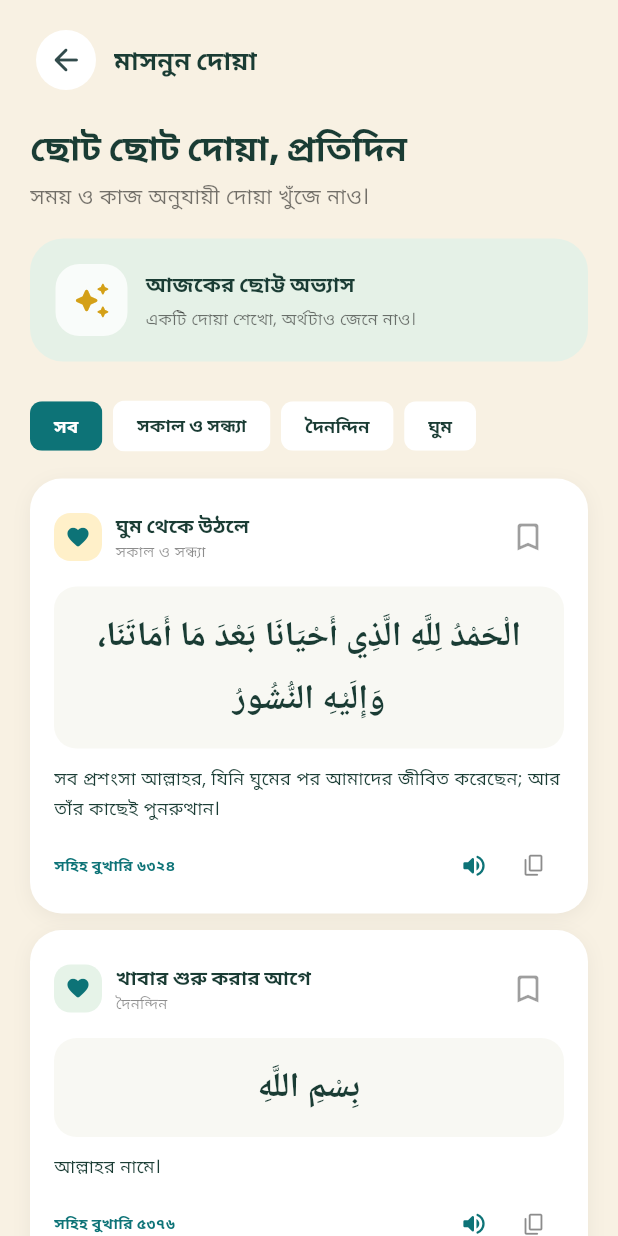
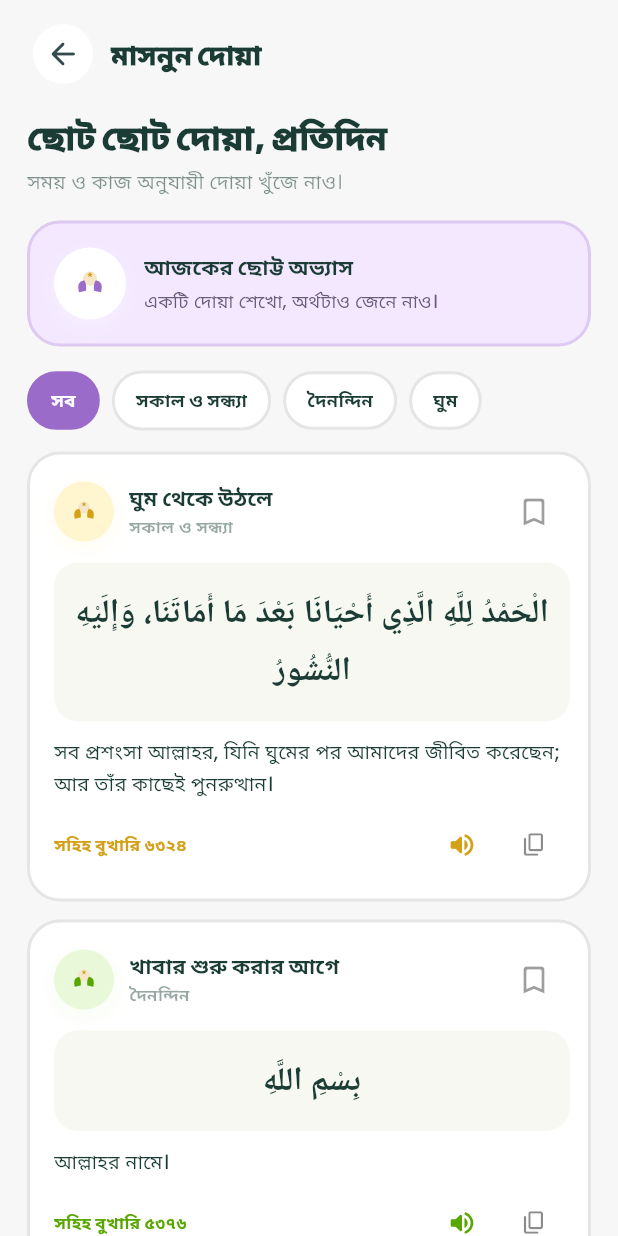
Before and after one commit to mansur00/LittleMuslim, a Flutter app: the DuasScreen screen opened directly, on a phone screen of 412 x 824 dp. Run offline on Flutter 3.47's test engine with Material 3 defaults, Android fonts, the phone set to English and light mode, and no system bars; our stand-ins replace audioplayers, flutter_animate, flutter_tts, google_fonts, shared_preferences, smooth_page_indicator and 1 more; accounts and stored records are empty.

Commit message:
Polish Duas screen with vector icons and Duolingo-style cards

```diff
--- a/lib/screens/duas/duas_screen.dart
+++ b/lib/screens/duas/duas_screen.dart
@@ -2,18 +2,21 @@ import 'package:flutter/material.dart';
 import 'package:flutter/services.dart';
 
 import '../../theme/app_theme.dart';
+import '../../widgets/vector_icons.dart';
 
 class _DuaEntry {
-  const _DuaEntry(
-      {required this.id,
+  const _DuaEntry({
+    required this.id,
     required this.title,
     required this.category,
     required this.arabic,
     required this.meaning,
     required this.reference,
-      required this.color});
+    required this.color,
+    required this.accent,
+  });
   final String id, title, category, arabic, meaning, reference;
-  final Color color;
+  final Color color, accent;
 }
 
 class DuasScreen extends StatefulWidget {
@@ -35,7 +38,8 @@ class _DuasScreenState extends State<DuasScreen> {
       meaning:
           'সব প্রশংসা আল্লাহর, যিনি ঘুমের পর আমাদের জীবিত করেছেন; আর তাঁর কাছেই পুনরুত্থান।',
       reference: 'সহিহ বুখারি ৬৩২৪',
-      color: Color(0xFFFFF0C9),
+      color: Color(0xFFFFF6D0),
+      accent: Color(0xFFD4A017),
     ),
     _DuaEntry(
       id: 'food',
@@ -44,7 +48,8 @@ class _DuasScreenState extends State<DuasScreen> {
       arabic: 'بِسْمِ اللَّهِ',
       meaning: 'আল্লাহর নামে।',
       reference: 'সহিহ বুখারি ৫৩৭৬',
-      color: Color(0xFFE6F3E8),
+      color: Color(0xFFE8F8D8),
+      accent: Color(0xFF58A700),
     ),
     _DuaEntry(
       id: 'sleep',
@@ -53,7 +58,8 @@ class _DuasScreenState extends State<DuasScreen> {
       arabic: 'بِاسْمِكَ اللَّهُمَّ أَمُوتُ وَأَحْيَا',
       meaning: 'হে আল্লাহ, আপনার নামেই আমি মরি এবং বাঁচি।',
       reference: 'সহিহ বুখারি ৬৩২৪',
-      color: Color(0xFFE8E8F7),
+      color: Color(0xFFF3E8FF),
+      accent: Color(0xFF9B6BC9),
     ),
     _DuaEntry(
       id: 'restroom',
@@ -62,7 +68,8 @@ class _DuasScreenState extends State<DuasScreen> {
       arabic: 'اللَّهُمَّ إِنِّي أَعُوذُ بِكَ مِنَ الْخُبُثِ وَالْخَبَائِثِ',
       meaning: 'হে আল্লাহ, আমি আপনার কাছে আল-খুবুথ ও আল-খাবাইথ থেকে আশ্রয় চাই।',
       reference: 'সহিহ বুখারি ৬৩২২',
-      color: Color(0xFFE5F1F8),
+      color: Color(0xFFDCEBFF),
+      accent: Color(0xFF3B82C4),
     ),
   ];
 
@@ -79,56 +86,139 @@ class _DuasScreenState extends State<DuasScreen> {
         .toList();
 
     return Scaffold(
-      backgroundColor: AppTheme.cream,
+      backgroundColor: const Color(0xFFF7F7F7),
       body: SafeArea(
         child: Center(
           child: ConstrainedBox(
             constraints: const BoxConstraints(maxWidth: 980),
             child: CustomScrollView(
+              physics: const BouncingScrollPhysics(),
               slivers: [
                 SliverPadding(
                   padding: EdgeInsets.fromLTRB(
-                      tablet ? 36 : 20, 16, tablet ? 36 : 20, 28),
+                      tablet ? 36 : 18, 12, tablet ? 36 : 18, 28),
                   sliver: SliverList(
                     delegate: SliverChildListDelegate([
-                      _DuaHeader(onBack: () => Navigator.pop(context)),
-                      const SizedBox(height: 18),
-                      const Text('ছোট ছোট দোয়া, প্রতিদিন',
+                      Row(children: [
+                        IconButton.filledTonal(
+                          onPressed: () => Navigator.pop(context),
+                          icon: const Icon(Icons.arrow_back_rounded),
+                          style: IconButton.styleFrom(
+                              backgroundColor: Colors.white),
+                        ),
+                        const SizedBox(width: 8),
+                        const Text(
+                          'মাসনুন দোয়া',
                           style: TextStyle(
                             color: AppTheme.darkText,
-                              fontSize: 23,
-                              fontWeight: FontWeight.w800)),
-                      const SizedBox(height: 5),
-                      const Text('সময় ও কাজ অনুযায়ী দোয়া খুঁজে নাও।',
-                          style:
-                              TextStyle(color: Colors.black54, fontSize: 14)),
-                      const SizedBox(height: 17),
-                      const _DuaBanner(),
-                      const SizedBox(height: 19),
+                            fontWeight: FontWeight.w900,
+                            fontSize: 18,
+                          ),
+                        ),
+                      ]),
+                      const SizedBox(height: 16),
+                      const Text(
+                        'ছোট ছোট দোয়া, প্রতিদিন',
+                        style: TextStyle(
+                          color: AppTheme.darkText,
+                          fontSize: 22,
+                          fontWeight: FontWeight.w900,
+                        ),
+                      ),
+                      const SizedBox(height: 4),
+                      Text(
+                        'সময় ও কাজ অনুযায়ী দোয়া খুঁজে নাও।',
+                        style: TextStyle(
+                          color: AppTheme.darkText.withValues(alpha: 0.55),
+                          fontSize: 13,
+                        ),
+                      ),
+                      const SizedBox(height: 16),
+                      Container(
+                        padding: const EdgeInsets.all(16),
+                        decoration: BoxDecoration(
+                          color: const Color(0xFFF3E8FF),
+                          borderRadius: BorderRadius.circular(22),
+                          border: Border.all(
+                            color: const Color(0xFF9B6BC9).withValues(alpha: 0.25),
+                            width: 2,
+                          ),
+                        ),
+                        child: Row(children: [
+                          IconBadge(
+                            type: VectorIconType.dua,
+                            bgColor: Colors.white,
+                            size: 48,
+                            iconColor: const Color(0xFF9B6BC9),
+                          ),
+                          const SizedBox(width: 12),
+                          const Expanded(
+                            child: Column(
+                              crossAxisAlignment: CrossAxisAlignment.start,
+                              children: [
+                                Text(
+                                  'আজকের ছোট্ট অভ্যাস',
+                                  style: TextStyle(
+                                    color: AppTheme.darkText,
+                                    fontWeight: FontWeight.w800,
+                                    fontSize: 14,
+                                  ),
+                                ),
+                                SizedBox(height: 3),
+                                Text(
+                                  'একটি দোয়া শেখো, অর্থটাও জেনে নাও।',
+                                  style: TextStyle(
+                                    color: Color(0xFF6B5B7A),
+                                    fontSize: 12,
+                                    fontWeight: FontWeight.w500,
+                                  ),
+                                ),
+                              ],
+                            ),
+                          ),
+                        ]),
+                      ),
+                      const SizedBox(height: 16),
                       SingleChildScrollView(
                         scrollDirection: Axis.horizontal,
                         child: Row(children: [
                           for (var i = 0; i < _categories.length; i++) ...[
-                            ChoiceChip(
-                                label: Text(_categories[i]),
-                                selected: _selectedCategory == i,
-                                onSelected: (_) =>
+                            GestureDetector(
+                              onTap: () =>
                                   setState(() => _selectedCategory = i),
-                                selectedColor: AppTheme.primaryGreen,
-                                backgroundColor: Colors.white,
-                                labelStyle: TextStyle(
+                              child: AnimatedContainer(
+                                duration: const Duration(milliseconds: 180),
+                                margin: const EdgeInsets.only(right: 8),
+                                padding: const EdgeInsets.symmetric(
+                                    horizontal: 14, vertical: 9),
+                                decoration: BoxDecoration(
+                                  color: _selectedCategory == i
+                                      ? const Color(0xFF9B6BC9)
+                                      : Colors.white,
+                                  borderRadius: BorderRadius.circular(20),
+                                  border: Border.all(
+                                    color: _selectedCategory == i
+                                        ? const Color(0xFF9B6BC9)
+                                        : const Color(0xFFE5E5E5),
+                                    width: 2,
+                                  ),
+                                ),
+                                child: Text(
+                                  _categories[i],
+                                  style: TextStyle(
                                     color: _selectedCategory == i
                                         ? Colors.white
                                         : AppTheme.darkText,
-                                    fontWeight: FontWeight.w700,
-                                    fontSize: 12),
-                                side: BorderSide.none,
-                                showCheckmark: false),
-                            const SizedBox(width: 7),
+                                    fontWeight: FontWeight.w800,
+                                    fontSize: 12,
+                                  ),
+                                ),
+                              ),
+                            ),
                           ],
                         ]),
                       ),
-                      const SizedBox(height: 11),
+                      const SizedBox(height: 14),
                       for (final dua in filtered)
                         _DuaCard(
                           dua: dua,
@@ -141,13 +231,15 @@ class _DuasScreenState extends State<DuasScreen> {
                           onListen: () => _showAudioNotice(context),
                         ),
                       const SizedBox(height: 12),
-                      const Text(
-                          'আরবি পাঠ ও হাদিস নম্বর Sunnah.com-এ উল্লেখিত রেফারেন্সের সঙ্গে মিলিয়ে দেওয়া হয়েছে। বাংলা অর্থ সহজ ভাষায় উপস্থাপিত।',
+                      Text(
+                        'আরবি পাঠ ও হাদিস নম্বর Sunnah.com-এ উল্লেখিত রেফারেন্সের সঙ্গে মিলিয়ে দেওয়া হয়েছে।',
                         textAlign: TextAlign.center,
                         style: TextStyle(
-                              color: Colors.black45,
+                          color: AppTheme.darkText.withValues(alpha: 0.4),
                           fontSize: 10,
-                              height: 1.5)),
+                          height: 1.5,
+                        ),
+                      ),
                     ]),
                   ),
                 ),
@@ -165,7 +257,8 @@ class _DuasScreenState extends State<DuasScreen> {
       ..hideCurrentSnackBar()
       ..showSnackBar(const SnackBar(
         content: Text('দোয়াটি কপি হয়েছে।'),
-          behavior: SnackBarBehavior.floating));
+        behavior: SnackBarBehavior.floating,
+      ));
   }
 
   void _showAudioNotice(BuildContext context) {
@@ -173,167 +266,134 @@ class _DuasScreenState extends State<DuasScreen> {
       ..hideCurrentSnackBar()
       ..showSnackBar(const SnackBar(
         content: Text('দোয়ার অডিও পরের ধাপে যোগ হবে।'),
-          behavior: SnackBarBehavior.floating));
+        behavior: SnackBarBehavior.floating,
+      ));
   }
 }
 
-class _DuaHeader extends StatelessWidget {
-  const _DuaHeader({required this.onBack});
-  final VoidCallback onBack;
-  @override
-  Widget build(BuildContext context) => Row(children: [
-        IconButton.filledTonal(
-            onPressed: onBack,
-            icon: const Icon(Icons.arrow_back_rounded),
-            style: IconButton.styleFrom(backgroundColor: Colors.white)),
-        const SizedBox(width: 8),
-        const Text('মাসনুন দোয়া',
-            style: TextStyle(
-                color: AppTheme.darkText,
-                fontWeight: FontWeight.w800,
-                fontSize: 17)),
-      ]);
-}
-
-class _DuaBanner extends StatelessWidget {
-  const _DuaBanner();
-  @override
-  Widget build(BuildContext context) => Container(
-        padding: const EdgeInsets.all(17),
-        decoration: BoxDecoration(
-            color: const Color(0xFFE5F1E7),
-            borderRadius: BorderRadius.circular(22)),
-        child: Row(children: [
-          Container(
-              width: 48,
-              height: 48,
-              decoration: BoxDecoration(
-                  color: Colors.white.withValues(alpha: .78),
-                  borderRadius: BorderRadius.circular(16)),
-              alignment: Alignment.center,
-              child: const Icon(Icons.auto_awesome_rounded,
-                  color: AppTheme.secondaryGold, size: 26)),
-          const SizedBox(width: 12),
-          const Expanded(
-              child: Column(
-                  crossAxisAlignment: CrossAxisAlignment.start,
-                  children: [
-                Text('আজকের ছোট্ট অভ্যাস',
-                    style: TextStyle(
-                        color: AppTheme.darkText,
-                        fontWeight: FontWeight.w800,
-                        fontSize: 14)),
-                SizedBox(height: 4),
-                Text('একটি দোয়া শেখো, অর্থটাও জেনে নাও।',
-                    style: TextStyle(color: Colors.black54, fontSize: 11))
-              ])),
-        ]),
-      );
-}
-
 class _DuaCard extends StatelessWidget {
-  const _DuaCard(
-      {required this.dua,
+  const _DuaCard({
+    required this.dua,
     required this.isFavorite,
     required this.onFavorite,
     required this.onCopy,
-      required this.onListen});
+    required this.onListen,
+  });
   final _DuaEntry dua;
   final bool isFavorite;
   final VoidCallback onFavorite, onCopy, onListen;
 
   @override
-  Widget build(BuildContext context) => Container(
-        margin: const EdgeInsets.only(bottom: 11),
+  Widget build(BuildContext context) {
+    return Container(
+      margin: const EdgeInsets.only(bottom: 12),
       decoration: BoxDecoration(
         color: Colors.white,
-            borderRadius: BorderRadius.circular(21),
-            boxShadow: const [
-              BoxShadow(
-                  color: Color(0x0D000000),
-                  blurRadius: 10,
-                  offset: Offset(0, 3))
-            ]),
+        borderRadius: BorderRadius.circular(22),
+        border: Border.all(color: const Color(0xFFE5E5E5), width: 2),
+      ),
       child: Padding(
-          padding: const EdgeInsets.fromLTRB(16, 15, 16, 12),
-          child:
-              Column(crossAxisAlignment: CrossAxisAlignment.start, children: [
+        padding: const EdgeInsets.fromLTRB(16, 14, 12, 12),
+        child: Column(
+          crossAxisAlignment: CrossAxisAlignment.start,
+          children: [
             Row(children: [
-              Container(
-                  width: 32,
-                  height: 32,
-                  decoration: BoxDecoration(
-                      color: dua.color,
-                      borderRadius: BorderRadius.circular(11)),
-                  child: const Icon(Icons.favorite_rounded,
-                      color: AppTheme.primaryGreen, size: 17)),
-              const SizedBox(width: 9),
+              IconBadge(
+                type: VectorIconType.dua,
+                bgColor: dua.color,
+                size: 40,
+                iconColor: dua.accent,
+              ),
+              const SizedBox(width: 10),
               Expanded(
                 child: Column(
                   crossAxisAlignment: CrossAxisAlignment.start,
                   children: [
-                    Text(dua.title,
+                    Text(
+                      dua.title,
                       style: const TextStyle(
                         color: AppTheme.darkText,
                         fontWeight: FontWeight.w800,
-                            fontSize: 13)),
-                    Text(dua.category,
-                        style: const TextStyle(
-                            color: Colors.black45, fontSize: 10))
-                  ])),
+                        fontSize: 14,
+                      ),
+                    ),
+                    Text(
+                      dua.category,
+                      style: TextStyle(
+                        color: AppTheme.darkText.withValues(alpha: 0.45),
+                        fontSize: 11,
+                        fontWeight: FontWeight.w600,
+                      ),
+                    ),
+                  ],
+                ),
+              ),
               IconButton(
                 onPressed: onFavorite,
-                  tooltip: isFavorite ? 'পছন্দ থেকে সরাও' : 'পছন্দে রাখো',
                 icon: Icon(
                   isFavorite
                       ? Icons.bookmark_rounded
                       : Icons.bookmark_border_rounded,
-                      color: isFavorite
-                          ? AppTheme.secondaryGold
-                          : Colors.black38)),
+                  color: isFavorite ? dua.accent : Colors.black38,
+                ),
+              ),
             ]),
-            const SizedBox(height: 9),
+            const SizedBox(height: 10),
             Container(
               width: double.infinity,
-                padding:
-                    const EdgeInsets.symmetric(horizontal: 13, vertical: 12),
+              padding: const EdgeInsets.symmetric(horizontal: 14, vertical: 14),
               decoration: BoxDecoration(
                 color: const Color(0xFFF8F8F3),
-                    borderRadius: BorderRadius.circular(15)),
-                child: Text(dua.arabic,
+                borderRadius: BorderRadius.circular(16),
+              ),
+              child: Text(
+                dua.arabic,
                 textDirection: TextDirection.rtl,
                 textAlign: TextAlign.center,
                 style: const TextStyle(
                   color: AppTheme.darkText,
-                        fontSize: 23,
-                        height: 1.8,
-                        fontWeight: FontWeight.w600))),
+                  fontSize: 22,
+                  height: 1.75,
+                  fontWeight: FontWeight.w600,
+                ),
+              ),
+            ),
             const SizedBox(height: 10),
-            Text(dua.meaning,
+            Text(
+              dua.meaning,
               style: const TextStyle(
-                    color: AppTheme.darkText, fontSize: 12, height: 1.6)),
-            const SizedBox(height: 8),
+                color: AppTheme.darkText,
+                fontSize: 13,
+                height: 1.55,
+                fontWeight: FontWeight.w500,
+              ),
+            ),
+            const SizedBox(height: 6),
             Row(children: [
               Expanded(
-                  child: Text(dua.reference,
-                      style: const TextStyle(
-                          color: AppTheme.primaryGreen,
-                          fontSize: 10,
-                          fontWeight: FontWeight.w700))),
+                child: Text(
+                  dua.reference,
+                  style: TextStyle(
+                    color: dua.accent,
+                    fontSize: 11,
+                    fontWeight: FontWeight.w700,
+                  ),
+                ),
+              ),
               IconButton(
                 onPressed: onListen,
-                  tooltip: 'শোনো',
-                  visualDensity: VisualDensity.compact,
-                  icon: const Icon(Icons.volume_up_rounded,
-                      color: AppTheme.primaryGreen, size: 19)),
+                icon: Icon(Icons.volume_up_rounded,
+                    color: dua.accent, size: 20),
+              ),
               IconButton(
                 onPressed: onCopy,
-                  tooltip: 'কপি',
-                  visualDensity: VisualDensity.compact,
                 icon: const Icon(Icons.copy_rounded,
-                      color: Colors.black45, size: 17))
+                    color: Colors.black45, size: 18),
+              ),
             ]),
-          ]),
+          ],
+        ),
       ),
     );
   }
+}
```
Lines whose indentation alone changed are shown as unchanged.
